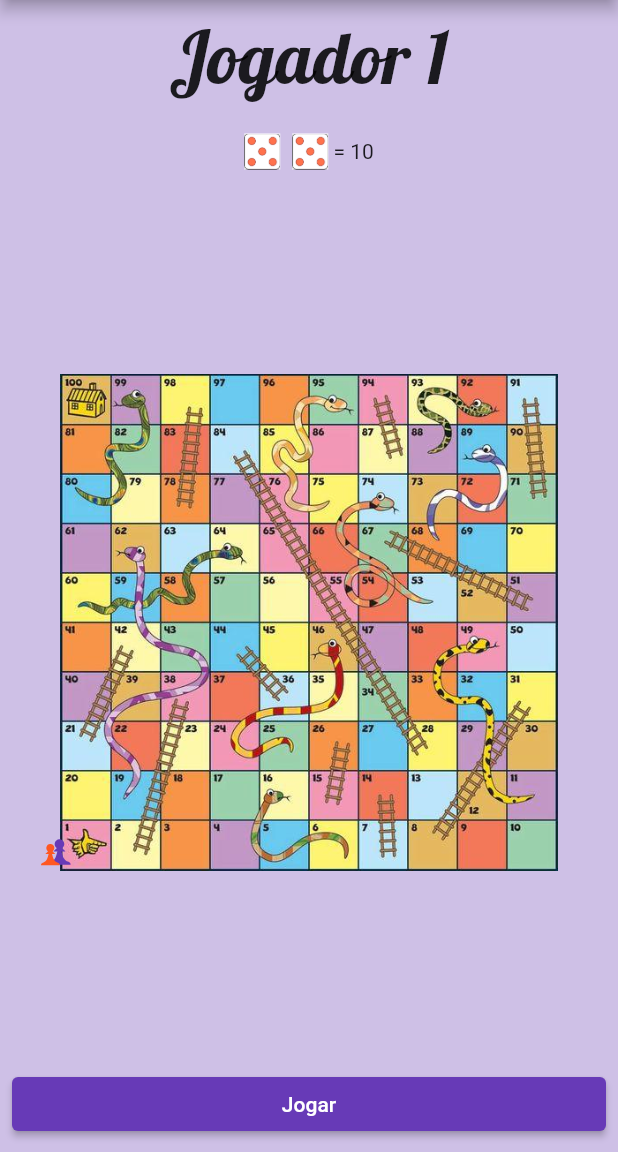
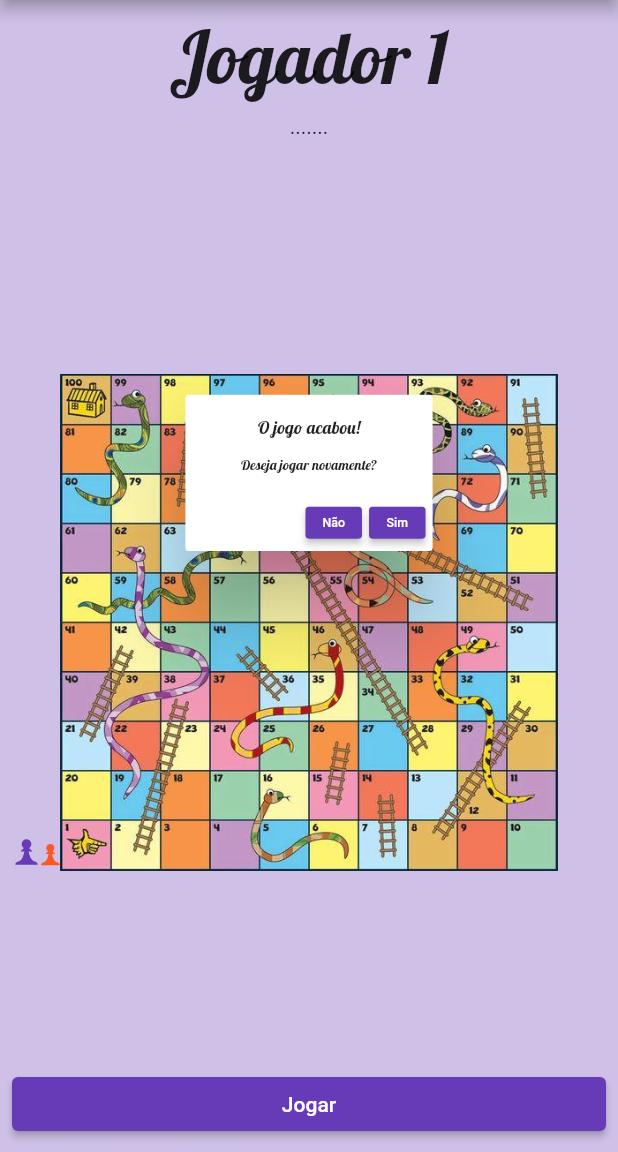
Before and after one commit to aurinosalvador/escribo_teste_02, a Flutter app: the screen it shows after launch, after a tap on "Jogar", on a phone screen of 412 x 824 dp, the part 84-1236 px from its top. Run offline on Flutter 3.47's test engine with Material 2 defaults, Android fonts, the light colour scheme and no system bars; our stand-ins replace flutter_svg, google_fonts.

Commit message:
Improvements in messages.

```diff
--- a/lib/controllers/cobras_escadas.dart
+++ b/lib/controllers/cobras_escadas.dart
@@ -35,7 +35,7 @@ class CobrasEscadas with ChangeNotifier {
   String messageTitle = '';
   String messageText = '';
 
-  int winnerPlayer = 0;
+  int winnerPlayer = 1;
   int playingNow = 1;
   int dice1 = 0;
   int dice2 = 0;
@@ -63,13 +63,13 @@ class CobrasEscadas with ChangeNotifier {
         //cobra
         messageTitle = 'Azar!';
         messageText = 'A cobra picou você, volte para a casa $moveTo';
-        closeMessage();
+        closeMessageTimed();
         // print('Snake Move to: $moveTo');
       } else {
         //escada
         messageTitle = 'Sorte!';
         messageText = 'Você encontrou uma escada, suba para a casa $moveTo';
-        closeMessage();
+        closeMessageTimed();
         // print('Ladder Move to: $moveTo');
       }
       actualPlayer.setPosition(moveTo);
@@ -93,7 +93,7 @@ class CobrasEscadas with ChangeNotifier {
           messageTitle = 'Vencedor!';
           messageText =
               'O ${playingNow == 1 ? 'Jogador 1' : 'Jogador 2'} venceu!';
-          closeMessage();
+          closeMessageTimed();
           await movePlayer(actualPlayer, moveTo);
         } else {
           await movePlayer(actualPlayer, moveTo);
@@ -107,19 +107,19 @@ class CobrasEscadas with ChangeNotifier {
           showMessage = true;
           messageTitle = 'Sorte!';
           messageText = 'Dados iguais, jogue novamente!';
-          closeMessage();
+          closeMessageTimed();
         }
       } else {
         showMessage = true;
-        messageText = 'O jogo acabou!';
-        closeMessage();
+        messageTitle = 'O jogo acabou!';
+        messageText = 'Deseja jogar novamente?';
       }
     } else {
       showMessage = true;
       messageTitle = 'Aguarde!';
       messageText =
           'O ${playingNow == 1 ? 'Jogador 1' : 'Jogador 2'} está na casa ${moveTo}!';
-      closeMessage();
+      closeMessageTimed();
     }
 
     notifyListeners();
@@ -140,9 +140,13 @@ class CobrasEscadas with ChangeNotifier {
   }
 
   void closeMessage() {
+    showMessage = false;
+    notifyListeners();
+  }
+
+  void closeMessageTimed() {
     Future.delayed(const Duration(milliseconds: 2000), () {
-      showMessage = false;
-      notifyListeners();
+      closeMessage();
     });
   }
 
--- a/lib/views/home.dart
+++ b/lib/views/home.dart
@@ -178,7 +178,10 @@ class _HomeState extends State<Home> {
                     ),
                   )
                 else
-                  const Text('.......'),
+                  const SizedBox(
+                    height: 50,
+                    child: Text('.......'),
+                  ),
 
                 ///Tabuleiro
                 Expanded(
@@ -232,11 +235,34 @@ class _HomeState extends State<Home> {
                             ),
                           ),
 
-                          // if ()
                           AnimatedOpacity(
                             opacity: provider.showMessage ? 1.0 : 0.0,
                             duration: const Duration(milliseconds: 400),
                             child: AlertDialog(
+                              actions: [
+                                if (provider.winnerPlayer != 0)
+                                  ElevatedButton(
+                                    onPressed: () => provider.closeMessage(),
+                                    style: ElevatedButton.styleFrom(
+                                      primary: provider.getButtonColor(),
+                                    ),
+                                    child: const Text(
+                                      'Não',
+                                      textAlign: TextAlign.center,
+                                    ),
+                                  ),
+                                if (provider.winnerPlayer != 0)
+                                  ElevatedButton(
+                                    onPressed: () => provider.reset(),
+                                    style: ElevatedButton.styleFrom(
+                                      primary: provider.getButtonColor(),
+                                    ),
+                                    child: const Text(
+                                      'Sim',
+                                      textAlign: TextAlign.center,
+                                    ),
+                                  ),
+                              ],
                               title: Text(
                                 provider.messageTitle,
                                 // 'teste',
--- a/lib/widgets/custom_roll_dice.dart
+++ /dev/null
@@ -1 +0,0 @@
-class CustomRollDice {}
```
Also changed, not shown: lib/widgets/custom_dialogs.dart (deleted, +0 -28 lines).
